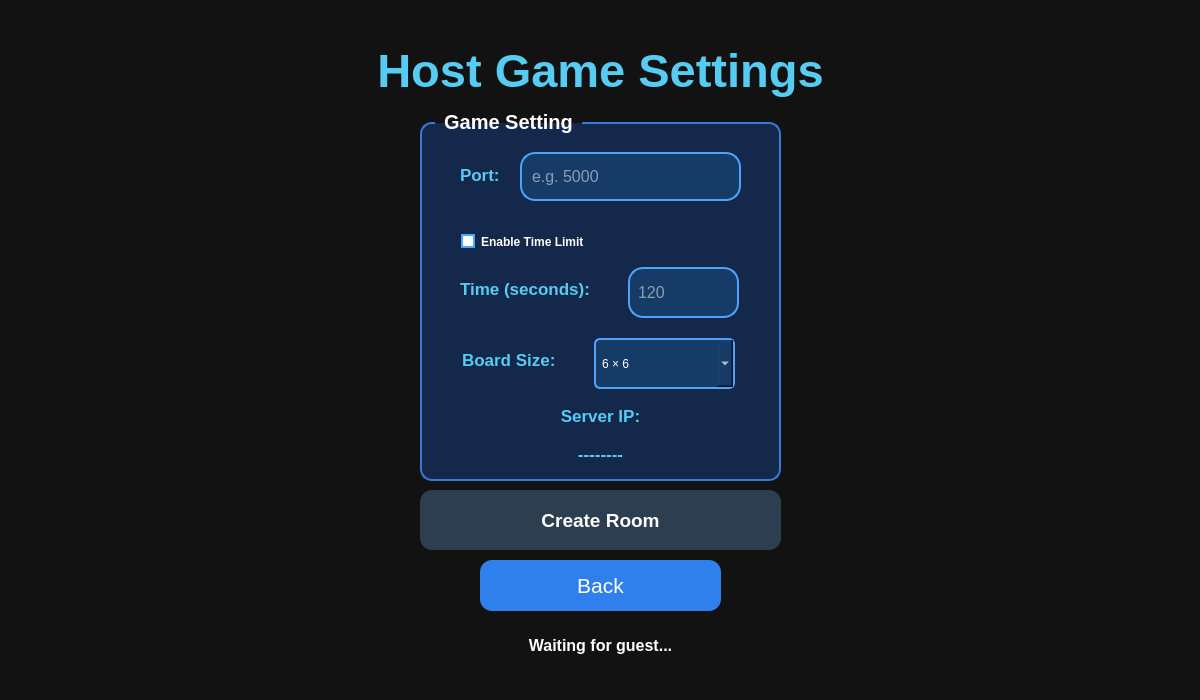
Old version of the form Platwo/hostwindow.ui in the repository Carbon-128X/CarbonApollo-PlaTwo.
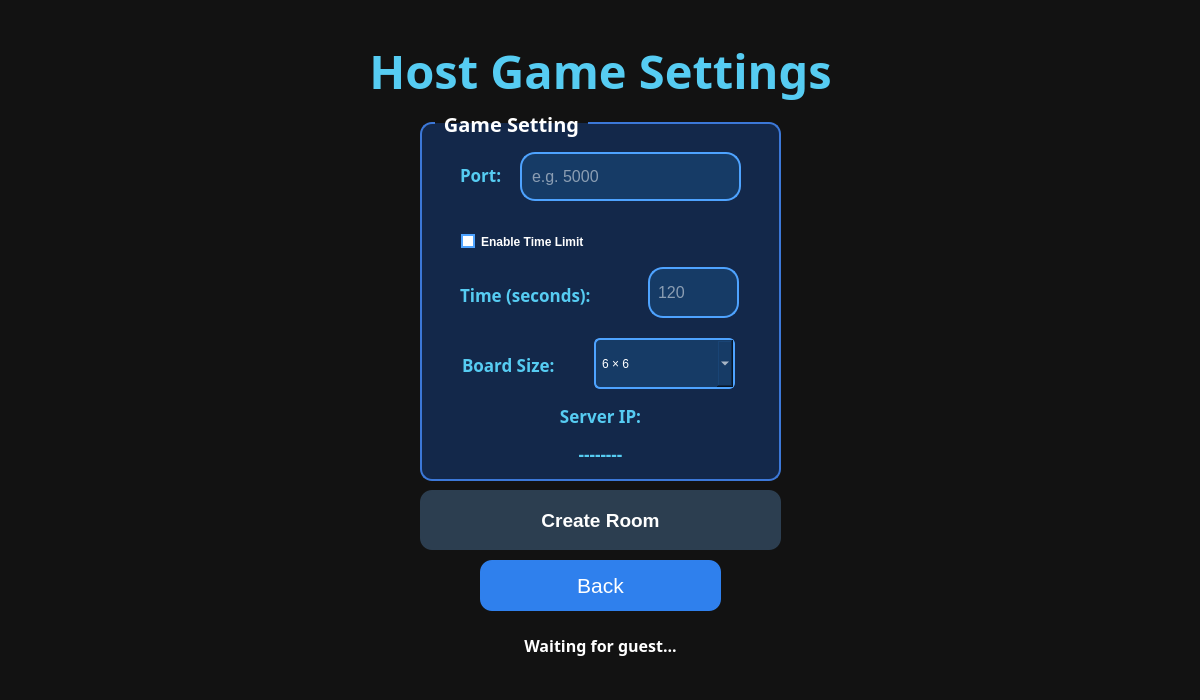
New version of the form.

Patch:
```diff
--- a/Platwo/hostwindow.ui
+++ b/Platwo/hostwindow.ui
@@ -10,6 +10,12 @@
     <height>700</height>
    </rect>
   </property>
+  <property name="maximumSize">
+   <size>
+    <width>1200</width>
+    <height>700</height>
+   </size>
+  </property>
   <property name="windowTitle">
    <string>Form</string>
   </property>
@@ -27,12 +33,14 @@
    </property>
    <property name="font">
     <font>
+     <family>Sitka Text</family>
      <pointsize>35</pointsize>
      <bold>true</bold>
     </font>
    </property>
    <property name="styleSheet">
-    <string notr="true">color:#56CCF2;</string>
+    <string notr="true">color:#56CCF2;
+background:transparent;</string>
    </property>
    <property name="text">
     <string>Host Game Settings</string>
@@ -50,6 +58,13 @@
      <height>371</height>
     </rect>
    </property>
+   <property name="font">
+    <font>
+     <family>Sitka Text</family>
+     <pointsize>-1</pointsize>
+     <bold>true</bold>
+    </font>
+   </property>
    <property name="styleSheet">
     <string notr="true">QGroupBox{
     color:white;
@@ -116,6 +131,7 @@
     </property>
     <property name="font">
      <font>
+      <family>Sitka Text</family>
       <pointsize>13</pointsize>
       <bold>true</bold>
      </font>
@@ -142,6 +158,7 @@
     </property>
     <property name="font">
      <font>
+      <family>Sitka Text</family>
       <pointsize>13</pointsize>
       <bold>true</bold>
      </font>
@@ -219,6 +236,7 @@
     </property>
     <property name="font">
      <font>
+      <family>Sitka Text</family>
       <pointsize>13</pointsize>
       <bold>true</bold>
      </font>
@@ -236,12 +254,13 @@
      <rect>
       <x>42</x>
       <y>224</y>
-      <width>115</width>
-      <height>51</height>
+      <width>131</width>
+      <height>61</height>
      </rect>
     </property>
     <property name="font">
      <font>
+      <family>Sitka Text</family>
       <pointsize>13</pointsize>
       <bold>true</bold>
      </font>
@@ -314,9 +333,9 @@
     </property>
     <property name="geometry">
      <rect>
-      <x>208</x>
+      <x>228</x>
       <y>157</y>
-      <width>111</width>
+      <width>91</width>
       <height>51</height>
      </rect>
     </property>
@@ -357,12 +376,13 @@
      <rect>
       <x>40</x>
       <y>164</y>
-      <width>162</width>
-      <height>30</height>
+      <width>181</width>
+      <height>41</height>
      </rect>
     </property>
     <property name="font">
      <font>
+      <family>Sitka Text</family>
       <pointsize>13</pointsize>
       <bold>true</bold>
      </font>
@@ -491,12 +511,14 @@
    </property>
    <property name="font">
     <font>
+     <family>Sitka Text</family>
      <pointsize>12</pointsize>
      <bold>true</bold>
     </font>
    </property>
    <property name="styleSheet">
-    <string notr="true">color:white;</string>
+    <string notr="true">color:white;
+background:transparent;</string>
    </property>
    <property name="text">
     <string>Waiting for guest...</string>
```
